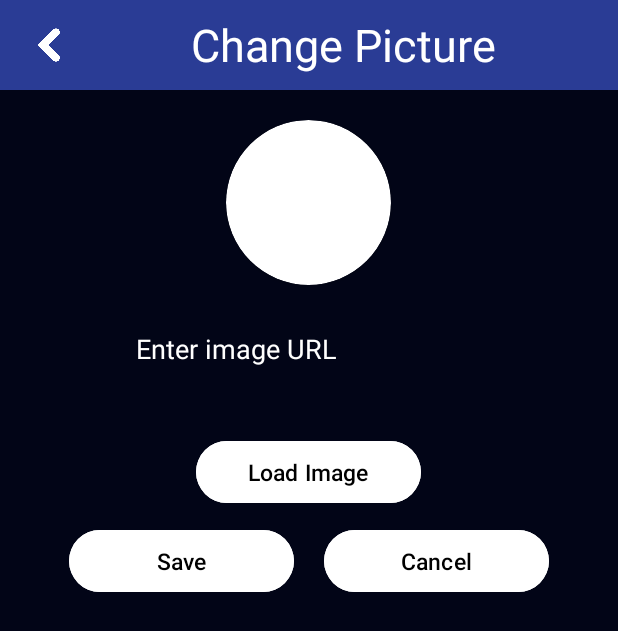
After one commit to neyugndz/frontend-usth, an Android app: the ChangePicture_Activity screen opened directly, with no data from a screen before it, on a phone screen of 412 x 824 dp. The commit adds this screen. Shown: the top 631 px of the screen. Run offline under Robolectric (Android 15) with nearby library versions, the phone set to English and light mode, and no system bars.

Commit message:
Update: LoadImage using URL, Recycler & Search View

```diff
--- a/USTHConnect/app/build.gradle
+++ b/USTHConnect/app/build.gradle
@@ -37,4 +37,8 @@ dependencies {
     testImplementation libs.junit
     androidTestImplementation libs.ext.junit
     androidTestImplementation libs.espresso.core
+
+    implementation 'com.github.bumptech.glide:glide:4.12.0'
+    annotationProcessor 'com.github.bumptech.glide:compiler:4.12.0'
+
 }
--- a/USTHConnect/app/src/main/AndroidManifest.xml
+++ b/USTHConnect/app/src/main/AndroidManifest.xml
@@ -1,6 +1,8 @@
 <?xml version="1.0" encoding="utf-8"?>
 <manifest xmlns:android="http://schemas.android.com/apk/res/android"
     xmlns:tools="http://schemas.android.com/tools">
+
+    <uses-permission android:name="android.permission.INTERNET"/>
 
     <application
         android:allowBackup="true"
@@ -12,6 +14,9 @@
         android:supportsRtl="true"
         android:theme="@style/Theme.USTHConnect"
         tools:targetApi="31">
+        <activity
+            android:name=".Home.EditProfile.ChangePicture_Activity"
+            android:exported="false" />
         <activity
             android:name=".Resource.Resource"
             android:exported="false" />
--- /dev/null
+++ b/USTHConnect/app/src/main/java/vn/edu/usth/connect/Home/EditProfile/ChangePicture_Activity.java
@@ -0,0 +1,135 @@
+package vn.edu.usth.connect.Home.EditProfile;
+
+import android.app.ProgressDialog;
+import android.content.Intent;
+import android.content.SharedPreferences;
+import android.graphics.Bitmap;
+import android.graphics.BitmapFactory;
+import android.os.Bundle;
+import android.os.Handler;
+
+import android.widget.Button;
+import android.widget.EditText;
+import android.widget.ImageButton;
+import android.widget.ImageView;
+import android.widget.Toast;
+
+import androidx.appcompat.app.AppCompatActivity;
+
+import java.io.InputStream;
+import java.net.HttpURLConnection;
+import java.net.URL;
+
+import vn.edu.usth.connect.R;
+
+public class ChangePicture_Activity extends AppCompatActivity {
+
+    private EditText url_image;
+    private ImageView avatar_profile_image;
+    private Button save_button, confirm_button;
+    private Handler handler = new Handler();
+    private ProgressDialog progressDialog;
+
+    @Override
+    protected void onCreate(Bundle savedInstanceState) {
+        super.onCreate(savedInstanceState);
+
+        setContentView(R.layout.activity_change_picture);
+
+        load_image();
+
+        setup_function();
+    }
+
+    private void load_image(){
+        // LoadImage
+        url_image = findViewById(R.id.image_url);
+        avatar_profile_image = findViewById(R.id.avatar_profile);
+
+        save_button = findViewById(R.id.save_button);
+        confirm_button = findViewById(R.id.load_image_button);
+
+        confirm_button.setOnClickListener(view -> {
+            String url = url_image.getText().toString();
+            if (!url.isEmpty()) {
+                new LoadImage(url).start();
+            } else {
+                Toast.makeText(this, "Please enter a URL", Toast.LENGTH_SHORT).show();
+            }
+        });
+
+        Button save_button = findViewById(R.id.save_button);
+        save_button.setOnClickListener(view -> {
+            String url = url_image.getText().toString();
+            if (!url.isEmpty()) {
+
+                SharedPreferences sharedPreferences = getSharedPreferences("ProfileImage", MODE_PRIVATE);
+                SharedPreferences.Editor editor = sharedPreferences.edit();
+                editor.putString("Image_URL", url);
+                editor.apply();
+
+                Intent intent = new Intent(ChangePicture_Activity.this, Edit_Profile_Activity.class);
+                startActivity(intent);
+                finish();
+
+            } else {
+                onBackPressed();
+            }
+        });
+
+    }
+
+    private void setup_function() {
+        ImageButton back_button = findViewById(R.id.back_button);
+        back_button.setOnClickListener(view -> {
+            onBackPressed();
+        });
+
+        Button cancel_button = findViewById(R.id.cancel_button);
+        cancel_button.setOnClickListener(view ->{
+            onBackPressed();
+        });
+
+    }
+
+    class LoadImage extends Thread {
+        private String url;
+        private Bitmap bitmap;
+
+        public LoadImage(String url) {
+            this.url = url;
+        }
+
+        @Override
+        public void run() {
+           handler.post(() -> {
+                progressDialog = new ProgressDialog(ChangePicture_Activity.this);
+                progressDialog.setMessage("Loading image...");
+                progressDialog.setCancelable(false);
+                progressDialog.show();
+            });
+
+            try {
+                URL imageUrl = new URL(url);
+                HttpURLConnection connection = (HttpURLConnection) imageUrl.openConnection();
+                connection.setDoInput(true);
+                connection.connect();
+                InputStream inputStream = connection.getInputStream();
+                bitmap = BitmapFactory.decodeStream(inputStream);
+            } catch (Exception e) {
+                e.printStackTrace();
+            }
+
+           handler.post(() -> {
+                if (progressDialog.isShowing()) {
+                    progressDialog.dismiss();
+                }
+                if (bitmap != null) {
+                    avatar_profile_image.setImageBitmap(bitmap);
+                } else {
+                    Toast.makeText(ChangePicture_Activity.this, "Failed to load image", Toast.LENGTH_SHORT).show();
+                }
+            });
+        }
+    }
+}
--- /dev/null
+++ b/USTHConnect/app/src/main/res/layout/activity_change_picture.xml
@@ -0,0 +1,146 @@
+<?xml version="1.0" encoding="utf-8"?>
+<LinearLayout xmlns:android="http://schemas.android.com/apk/res/android"
+    xmlns:app="http://schemas.android.com/apk/res-auto"
+    xmlns:tools="http://schemas.android.com/tools"
+    android:id="@+id/change_picture_page"
+    android:layout_width="match_parent"
+    android:layout_height="match_parent"
+    android:background="@color/background"
+    android:orientation="vertical"
+    tools:context=".Home.EditProfile.ChangePicture_Activity">
+
+    <LinearLayout
+        android:layout_width="match_parent"
+        android:layout_height="match_parent"
+        android:orientation="vertical">
+
+        <!-- Header -->
+        <LinearLayout
+            android:layout_width="match_parent"
+            android:layout_height="60dp"
+            android:orientation="horizontal"
+            android:background="@color/blue_usth">
+
+            <ImageButton
+                android:id="@+id/back_button"
+                android:layout_width="25dp"
+                android:layout_height="25dp"
+                android:layout_gravity="center_vertical"
+                android:layout_marginLeft="20dp"
+                android:background="@drawable/back"/>
+
+            <TextView
+                android:layout_width="match_parent"
+                android:layout_height="match_parent"
+                android:gravity="center"
+                android:text="Change Picture"
+                android:textColor="@color/white"
+                android:textSize="30sp"/>
+
+        </LinearLayout>
+
+        <!-- Body -->
+        <LinearLayout
+            android:layout_width="match_parent"
+            android:layout_height="match_parent"
+            android:background="@color/background">
+
+            <ScrollView
+                android:layout_width="match_parent"
+                android:layout_height="match_parent"
+                android:background="@color/background"
+                android:scrollbars="none">
+
+                <LinearLayout
+                    android:layout_width="match_parent"
+                    android:layout_height="match_parent"
+                    android:orientation="vertical"
+                    android:gravity="center">
+
+                    <!--- Avatar -->
+                    <LinearLayout
+                        android:layout_width="match_parent"
+                        android:layout_height="wrap_content"
+                        android:orientation="vertical"
+                        android:layout_marginTop="20dp"
+                        android:gravity="center">
+
+                        <androidx.cardview.widget.CardView
+                            android:layout_width="wrap_content"
+                            android:layout_height="wrap_content"
+                            app:cardCornerRadius="55dp">
+
+                            <ImageView
+                                android:id="@+id/avatar_profile"
+                                android:layout_width="110dp"
+                                android:layout_height="110dp"
+                                android:layout_gravity="center"
+                                android:scaleType="centerCrop"/>
+
+                        </androidx.cardview.widget.CardView>
+
+                        <EditText
+                            android:id="@+id/image_url"
+                            android:layout_width="250dp"
+                            android:layout_height="wrap_content"
+                            android:background="@color/background"
+                            android:hint="Enter image URL"
+                            android:textColorHint="@color/white"
+                            android:textColor="@color/white"
+                            android:layout_margin="20dp"
+                            android:padding="10dp"/>
+
+                        <!-- Fetch button -->
+                        <Button
+                            android:id="@+id/load_image_button"
+                            android:layout_width="150dp"
+                            android:layout_height="wrap_content"
+                            android:layout_marginTop="15dp"
+                            android:backgroundTint="@color/white"
+                            android:padding="10dp"
+                            android:text="Load Image"
+                            android:textColor="@color/black"
+                            android:textSize="15sp" />
+
+                    </LinearLayout>
+
+                    <LinearLayout
+                        android:layout_width="match_parent"
+                        android:layout_height="wrap_content"
+                        android:orientation="horizontal"
+                        android:gravity="center"
+                        android:padding="10dp">
+
+                        <Button
+                            android:id="@+id/save_button"
+                            android:layout_width="150dp"
+                            android:layout_height="wrap_content"
+                            android:backgroundTint="@color/white"
+                            android:padding="10dp"
+                            android:text="Save"
+                            android:textColor="@color/black"
+                            android:textSize="15sp"/>
+
+                        <Button
+                            android:id="@+id/cancel_button"
+                            android:layout_width="150dp"
+                            android:layout_height="wrap_content"
+                            android:backgroundTint="@color/white"
+                            android:padding="10dp"
+                            android:layout_marginLeft="20dp"
+                            android:text="Cancel"
+                            android:textColor="@color/black"
+                            android:textSize="15sp"/>
+
+
+                    </LinearLayout>
+
+                </LinearLayout>
+
+            </ScrollView>
+
+        </LinearLayout>
+
+    </LinearLayout>
+
+</LinearLayout>
--- a/USTHConnect/app/src/main/res/layout/activity_edit_profile.xml
+++ b/USTHConnect/app/src/main/res/layout/activity_edit_profile.xml
@@ -74,7 +74,8 @@
                                 android:layout_width="110dp"
                                 android:layout_height="110dp"
                                 android:layout_gravity="center"
-                                android:src="@drawable/usth_logo"/>
+                                android:background="@drawable/usth_logo"
+                                android:scaleType="centerCrop"/>
 
                         </androidx.cardview.widget.CardView>
 
--- a/USTHConnect/app/src/main/res/layout/draft.xml
+++ b/USTHConnect/app/src/main/res/layout/draft.xml
@@ -6,5 +6,4 @@
     android:layout_height="match_parent"
     android:background="@color/background"
     android:orientation="vertical">
-
 </LinearLayout>
--- a/USTHConnect/app/src/main/res/layout/fragment_profile.xml
+++ b/USTHConnect/app/src/main/res/layout/fragment_profile.xml
@@ -59,7 +59,8 @@
                                 android:layout_width="110dp"
                                 android:layout_height="110dp"
                                 android:layout_gravity="center"
-                                android:src="@drawable/usth_logo"/>
+                                android:background="@drawable/usth_logo"
+                                android:scaleType="centerCrop"/>
 
                         </androidx.cardview.widget.CardView>
 
```
Also changed, not shown: USTHConnect/app/src/main/java/vn/edu/usth/connect/Home/EditProfile/Edit_Profile_Activity.java (+78 -4 lines), USTHConnect/app/src/main/java/vn/edu/usth/connect/Home/ProfileFragment.java (+59 -1 lines).
